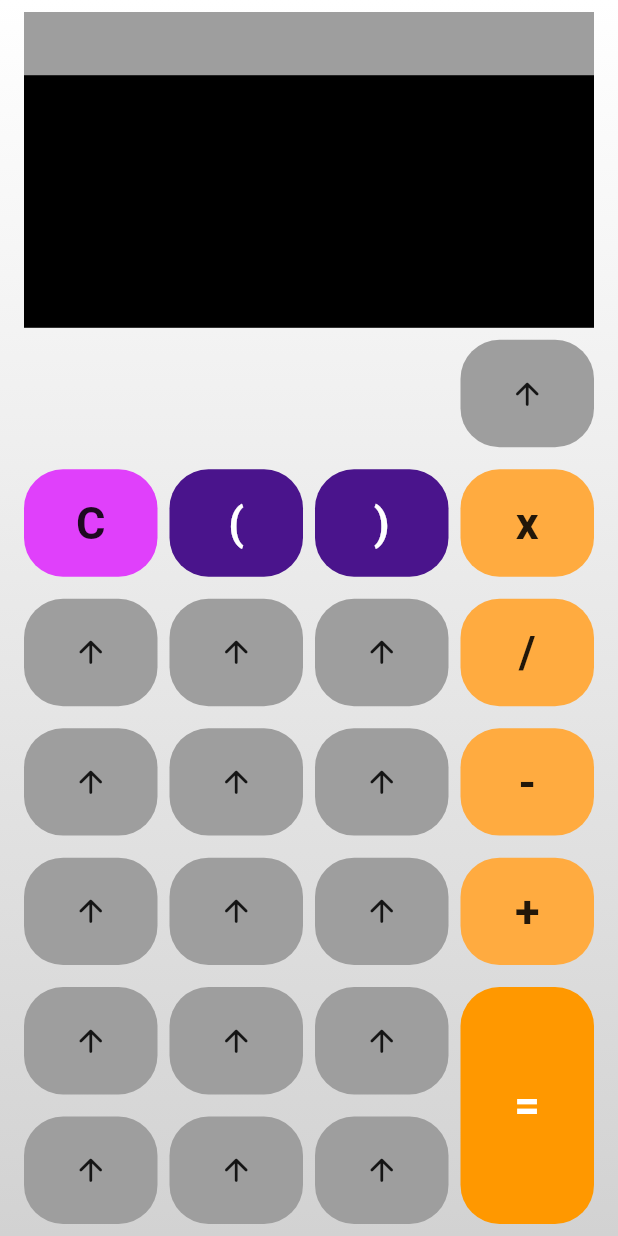
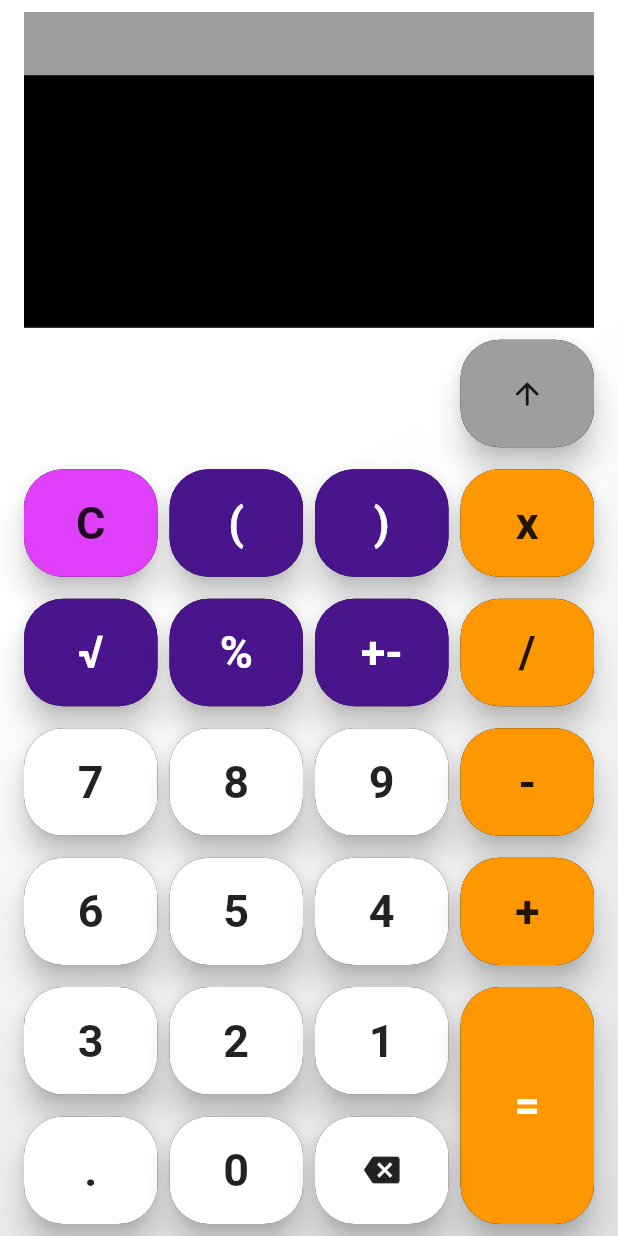
Before and after one commit to luciovicentini/calcunice, a Flutter app: the screen it shows after launch, on a phone screen of 412 x 824 dp. Run offline on Flutter 3.47's test engine with Material 2 defaults, Android fonts, the phone set to English and light mode, and no system bars; our stand-ins replace google_fonts.

Commit message:
STerminan de agregar botones a UI

```diff
--- a/lib/button_model.dart
+++ b/lib/button_model.dart
@@ -6,6 +6,8 @@
 // - la acción del boton
 
 import 'package:flutter/material.dart';
+
+import 'constants.dart';
 
 class ButtonModel {
   int stepsX = 1;
@@ -57,25 +59,25 @@ class ButtonModel {
   ButtonModel.add(String position) {
     _setPositionFromString(position);
     icon = '+';
-    backgroundColor = Colors.orangeAccent;
+    backgroundColor = kBasicOperationBackgroundColor;
   }
 
   ButtonModel.subtract(String position) {
     _setPositionFromString(position);
     icon = '-';
-    backgroundColor = Colors.orangeAccent;
+    backgroundColor = kBasicOperationBackgroundColor;
   }
 
   ButtonModel.multiply(String position) {
     _setPositionFromString(position);
     icon = 'x';
-    backgroundColor = Colors.orangeAccent;
+    backgroundColor = kBasicOperationBackgroundColor;
   }
 
   ButtonModel.division(String position) {
     _setPositionFromString(position);
     icon = '/';
-    backgroundColor = Colors.orangeAccent;
+    backgroundColor = kBasicOperationBackgroundColor;
   }
 
   ButtonModel.openParenthesis(String position) {
@@ -84,11 +86,105 @@ class ButtonModel {
     iconColor = Colors.white;
     backgroundColor = Colors.purple[900];
   }
+
   ButtonModel.closeParenthesis(String position) {
     _setPositionFromString(position);
     icon = ')';
     iconColor = Colors.white;
     backgroundColor = Colors.purple[900];
+  }
+
+  ButtonModel.squareRoot(String position) {
+    _setPositionFromString(position);
+    icon = '\u221a';
+    iconColor = Colors.white;
+    backgroundColor = Colors.purple[900];
+  }
+
+  ButtonModel.percentage(String position) {
+    _setPositionFromString(position);
+    icon = '%';
+    iconColor = Colors.white;
+    backgroundColor = Colors.purple[900];
+  }
+
+  ButtonModel.plusMinus(String position) {
+    _setPositionFromString(position);
+    icon = '+-';
+    iconColor = Colors.white;
+    backgroundColor = Colors.purple[900];
+  }
+
+  ButtonModel.zero(String position) {
+    _setPositionFromString(position);
+    icon = '0';
+    backgroundColor = kNumberBackgroundColor;
+  }
+
+  ButtonModel.one(String position) {
+    _setPositionFromString(position);
+    icon = '1';
+    backgroundColor = kNumberBackgroundColor;
+  }
+
+  ButtonModel.two(String position) {
+    _setPositionFromString(position);
+    icon = '2';
+    backgroundColor = kNumberBackgroundColor;
+  }
+
+  ButtonModel.three(String position) {
+    _setPositionFromString(position);
+    icon = '3';
+    backgroundColor = kNumberBackgroundColor;
+  }
+
+  ButtonModel.four(String position) {
+    _setPositionFromString(position);
+    icon = '4';
+    backgroundColor = kNumberBackgroundColor;
+  }
+
+  ButtonModel.five(String position) {
+    _setPositionFromString(position);
+    icon = '5';
+    backgroundColor = kNumberBackgroundColor;
+  }
+
+  ButtonModel.six(String position) {
+    _setPositionFromString(position);
+    icon = '6';
+    backgroundColor = kNumberBackgroundColor;
+  }
+
+  ButtonModel.seven(String position) {
+    _setPositionFromString(position);
+    icon = '7';
+    backgroundColor = kNumberBackgroundColor;
+  }
+
+  ButtonModel.eight(String position) {
+    _setPositionFromString(position);
+    icon = '8';
+    backgroundColor = kNumberBackgroundColor;
+  }
+
+  ButtonModel.nine(String position) {
+    _setPositionFromString(position);
+    icon = '9';
+    backgroundColor = kNumberBackgroundColor;
+  }
+
+  ButtonModel.period(String position) {
+    _setPositionFromString(position);
+    icon = '.';
+    backgroundColor = kNumberBackgroundColor;
+  }
+
+  ButtonModel.backspace(String position) {
+    _setPositionFromString(position);
+    icon = Icons.backspace;
+    backgroundColor = kNumberBackgroundColor;
   }
 
   @override
@@ -113,25 +209,25 @@ class ButtonModel {
     ButtonModel.openParenthesis('1-1'),
     ButtonModel.closeParenthesis('1-2'),
     ButtonModel.multiply('1-3'),
-    ButtonModel.deleteAll('2-0'),
-    ButtonModel.deleteAll('2-1'),
-    ButtonModel.deleteAll('2-2'),
+    ButtonModel.squareRoot('2-0'),
+    ButtonModel.percentage('2-1'),
+    ButtonModel.plusMinus('2-2'),
     ButtonModel.division('2-3'),
-    ButtonModel.deleteAll('3-0'),
-    ButtonModel.deleteAll('3-1'),
-    ButtonModel.deleteAll('3-2'),
+    ButtonModel.seven('3-0'),
+    ButtonModel.eight('3-1'),
+    ButtonModel.nine('3-2'),
     ButtonModel.subtract('3-3'),
-    ButtonModel.deleteAll('4-0'),
-    ButtonModel.deleteAll('4-1'),
-    ButtonModel.deleteAll('4-2'),
+    ButtonModel.six('4-0'),
+    ButtonModel.five('4-1'),
+    ButtonModel.four('4-2'),
     ButtonModel.add('4-3'),
-    ButtonModel.deleteAll('5-0'),
-    ButtonModel.deleteAll('5-1'),
-    ButtonModel.deleteAll('5-2'),
+    ButtonModel.three('5-0'),
+    ButtonModel.two('5-1'),
+    ButtonModel.one('5-2'),
     ButtonModel.equals('5-3'),
-    ButtonModel.deleteAll('6-0'),
-    ButtonModel.deleteAll('6-1'),
-    ButtonModel.deleteAll('6-2'),
+    ButtonModel.period('6-0'),
+    ButtonModel.zero('6-1'),
+    ButtonModel.backspace('6-2'),
     ButtonModel.none('6-3')
   ];
 }
--- a/lib/calculator_button_widget.dart
+++ b/lib/calculator_button_widget.dart
@@ -19,6 +19,10 @@ class CalculatorButtonWidget extends StatelessWidget {
         keyboardLayout.calculateHeight(calculatorButton.stepsY);
     final buttonWidth = keyboardLayout.calculateWidth(calculatorButton.stepsX);
     return Positioned(
+      child: PhysicalModel(
+        color: Colors.black,
+        borderRadius: BorderRadius.circular(26.0),
+        elevation: 8,
         child: InkWell(
           onTap: () {
             print(calculatorButton);
@@ -31,6 +35,7 @@ class CalculatorButtonWidget extends StatelessWidget {
             decoration: BoxDecoration(
               color: calculatorButton.backgroundColor,
               borderRadius: BorderRadius.circular(26.0),
+            ),
           ),
         ),
       ),
@@ -58,10 +63,6 @@ class CalculatorButtonWidget extends StatelessWidget {
             fontWeight: FontWeight.bold,
             fontSize: 30.0,
           ),
-          // style: TextStyle(
-          //   color: iconColor,
-          //
-          // ),
         ),
       );
     } else {
--- /dev/null
+++ b/lib/constants.dart
@@ -0,0 +1,4 @@
+import 'package:flutter/material.dart';
+
+final kNumberBackgroundColor = Colors.white;
+final kBasicOperationBackgroundColor = Colors.orange;
--- a/lib/main.dart
+++ b/lib/main.dart
@@ -7,8 +7,8 @@ void main() {
 }
 
 class MyApp extends StatelessWidget {
-  final backgroundColorStart = Colors.white;
-  final backgroundColorEnd = Color.fromARGB(255, 210, 210, 210);
+  // final backgroundColorStart = Colors.white;
+  // final backgroundColorEnd = /* Color.fromARGB(255, 210, 210, 210) */ ;
 
   @override
   Widget build(BuildContext context) {
@@ -16,17 +16,16 @@ class MyApp extends StatelessWidget {
       title: 'Flutter Demo',
       theme: ThemeData(
         textTheme: GoogleFonts.robotoTextTheme(Theme.of(context).textTheme),
-        primarySwatch: Colors.blue,
         visualDensity: VisualDensity.adaptivePlatformDensity,
       ),
       home: Scaffold(
         body: Container(
           decoration: BoxDecoration(
             gradient: LinearGradient(
-              colors: [backgroundColorStart, backgroundColorEnd],
-              begin: Alignment.topCenter,
-              end: Alignment.bottomCenter,
-              stops: [0.0, 1.0],
+              colors: [Colors.white, Colors.grey[300]],
+              begin: Alignment.topLeft,
+              end: Alignment.bottomRight,
+              stops: [0.4, 1.0],
             ),
           ),
           child: SafeArea(
```
Also changed, not shown: 3 other files. Lines whose indentation alone changed are shown as unchanged.
